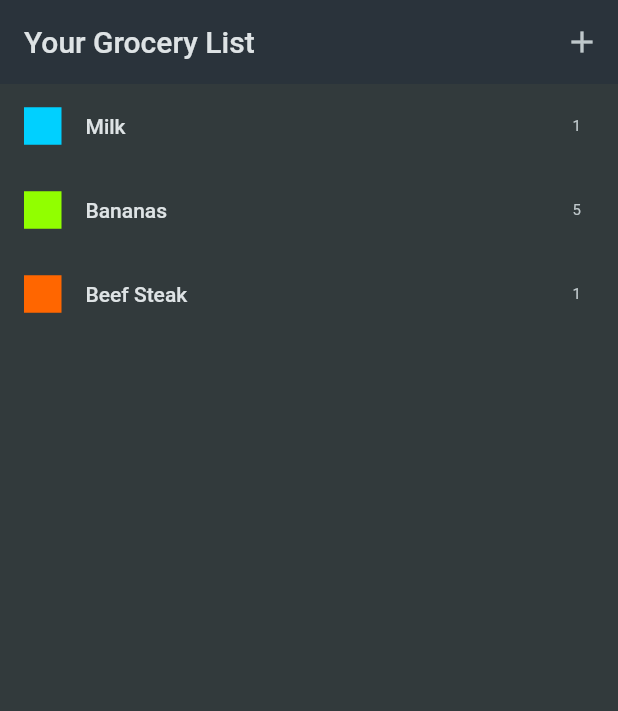
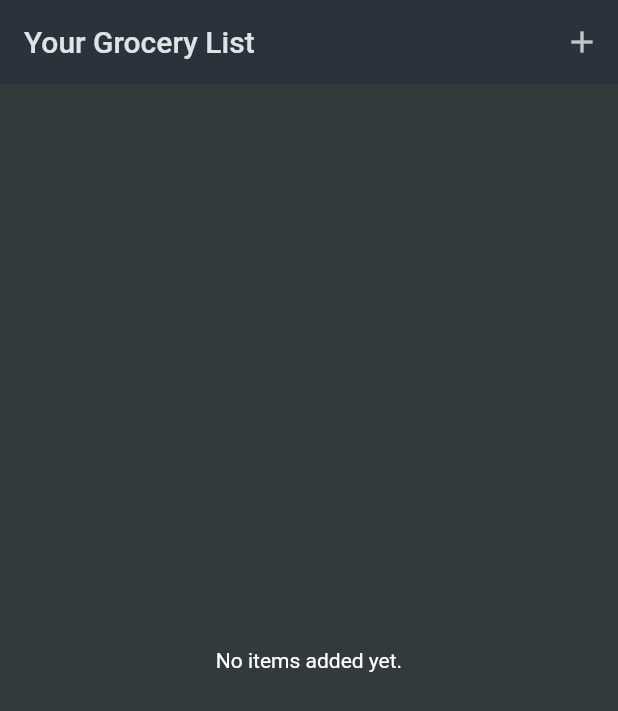
Before and after one commit to RattiRao/Flutter_ShoppingList, a Flutter app: the screen it shows after launch, on a phone screen of 412 x 824 dp. Shown: the top 711 px of the screen. Run offline on Flutter 3.47's test engine with Material 2 defaults, Android fonts, the phone set to English and light mode, and no system bars.

Commit message:
Bug fies

```diff
--- a/lib/widgets/grocery_list.dart
+++ b/lib/widgets/grocery_list.dart
@@ -1,5 +1,4 @@
 import 'package:flutter/material.dart';
-import 'package:shopping_list/data/dummy_items.dart';
 import 'package:shopping_list/models/grocery_item.dart';
 import 'package:shopping_list/widgets/new_item.dart';
 
@@ -11,6 +10,8 @@ class GroceryListScreen extends StatefulWidget {
 }
 
 class _GroceryListScreenState extends State<GroceryListScreen> {
+  final List<GroceryItem> _groceryItems = [];
+
   void onAddButtonPressed() async {
     final newItem = await Navigator.of(context).push(
       MaterialPageRoute(builder: (ctx) {
@@ -22,12 +23,46 @@ class _GroceryListScreenState extends State<GroceryListScreen> {
       return;
     }
     setState(() {
-      groceryItems.add(newItem);
+      _groceryItems.add(newItem);
+    });
+  }
+
+  void _removeItem(GroceryItem item) {
+    setState(() {
+      _groceryItems.remove(item);
     });
   }
 
   @override
   Widget build(BuildContext context) {
+    Widget content = const Center(
+      child: Text('No items added yet.'),
+    );
+
+    if (_groceryItems.isNotEmpty) {
+      content = ListView.builder(
+        itemCount: _groceryItems.length,
+        itemBuilder: (context, index) {
+          return Dismissible(
+            key: UniqueKey(),
+            onDismissed: (direction) {
+              _removeItem(_groceryItems[index]);
+            },
+            child: ListTile(
+              title: Text(_groceryItems[index].name),
+              leading: Container(
+                width: 25,
+                height: 25,
+                color: _groceryItems[index].category.color,
+              ),
+              trailing: Text(
+                _groceryItems[index].quantity.toString(),
+              ),
+            ),
+          );
+        },
+      );
+    }
     return Scaffold(
       appBar: AppBar(
         title: const Text('Your Grocery List'),
@@ -38,22 +73,7 @@ class _GroceryListScreenState extends State<GroceryListScreen> {
           ),
         ],
       ),
-      body: ListView.builder(
-          itemCount: groceryItems.length,
-          itemBuilder: (context, index) {
-            final grocery = groceryItems[index];
-            return ListTile(
-              title: Text(grocery.name),
-              leading: Container(
-                width: 25,
-                height: 25,
-                color: grocery.category.color,
-              ),
-              trailing: Text(
-                grocery.quantity.toString(),
-              ),
-            );
-          }),
+      body: content,
     );
   }
 }
--- a/lib/widgets/new_item.dart
+++ b/lib/widgets/new_item.dart
@@ -48,6 +48,7 @@ class _NewItemScreenState extends State<NewItemScreen> {
             children: [
               TextFormField(
                 maxLength: 50,
+                textCapitalization: TextCapitalization.sentences,
                 decoration: const InputDecoration(
                   label: Text('Name'),
                 ),
```
Also changed, not shown: 11 other files.
